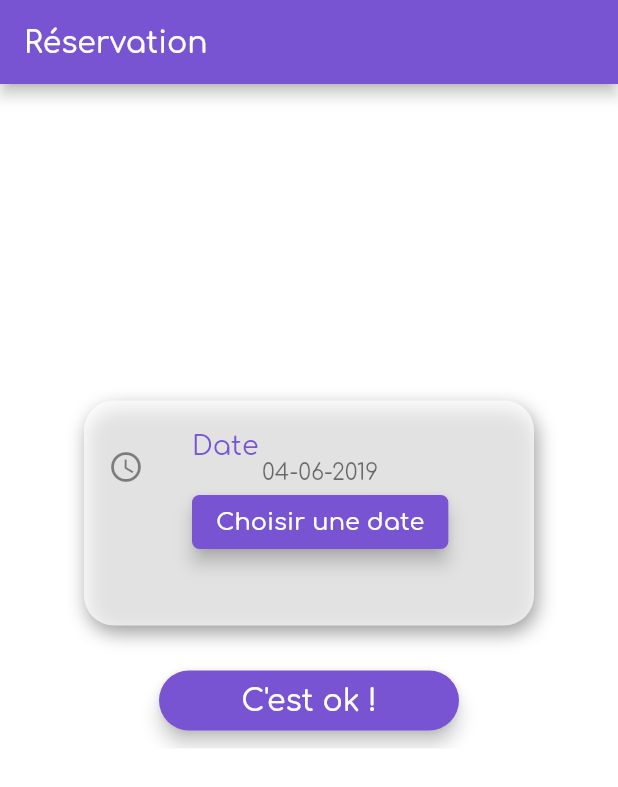
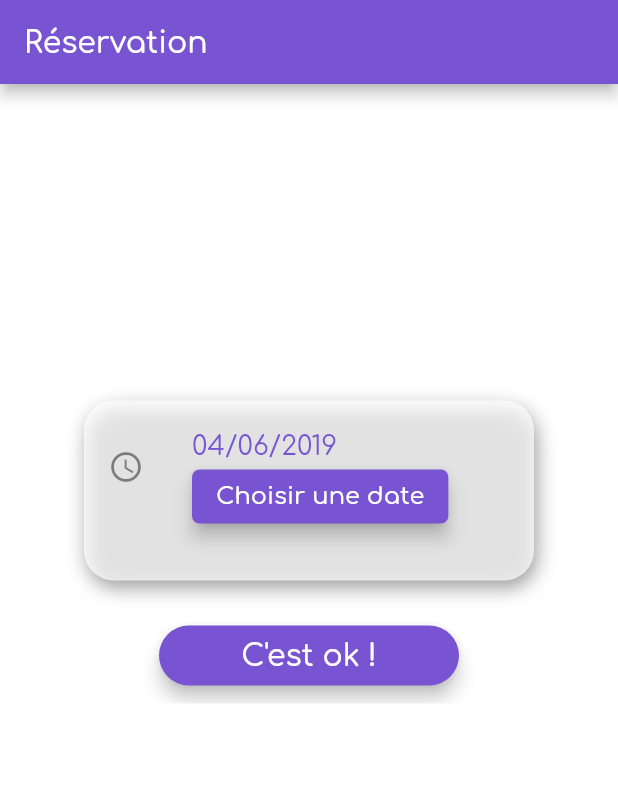
Before and after one commit to jeremySrgt/lynightProject, a Flutter app: the SumUp screen opened directly with empty values, on a phone screen of 412 x 824 dp. Shown: the top 787 px of the screen. Run offline on Flutter 3.47's test engine with Material 2 defaults, Android fonts, the light colour scheme and no system bars; drawn by our look-alikes of qr_flutter; our stand-ins replace cloud_firestore, firebase_auth, firebase_storage, flutter_datetime_picker, font_awesome_flutter, google_maps_flutter and 3 more; missing offline and left inert: simple_slider; accounts and stored records are empty; project files that could hold a hidden picture were left out.

Commit message:
qr code generés avec les données de la date selectionnée par le user

```diff
--- a/lib/nightCubPage/sumUpPage.dart
+++ b/lib/nightCubPage/sumUpPage.dart
@@ -182,7 +182,7 @@ class _SumUpState extends State<SumUp> {
                       Container(
                         padding: EdgeInsets.only(top: 16),
                         width: MediaQuery.of(context).size.width,
-                        height: 150,
+                        height: 120,
                         decoration: BoxDecoration(
                           color: Colors.white70,
                           borderRadius: BorderRadius.all(Radius.circular(20.0)),
@@ -199,7 +199,7 @@ class _SumUpState extends State<SumUp> {
                             ListTile(
                               leading: Icon(Icons.access_time),
                               title: Text(
-                                "Date",
+                                  DateFormat('dd/MM/yyyy').format(selectedDate),
                                 style: TextStyle(
                                     color: Theme.of(context).primaryColor,
                                     fontSize: 18.0),
@@ -208,10 +208,6 @@ class _SumUpState extends State<SumUp> {
                                 alignment: FractionalOffset.centerLeft,
                                 child: Column(
                                   children: <Widget>[
-                                    Text(dateFormat.format(selectedDate),
-                                        style: TextStyle(
-                                          fontSize: 15.0,
-                                        )),
                                     RaisedButton(
                                       elevation: 5.0,
                                       shape: RoundedRectangleBorder(
@@ -290,7 +286,7 @@ class _SumUpState extends State<SumUp> {
           RepaintBoundary(
             key: globalKey,
             child: QrImage(
-              data: "jeremy",
+              data: "${widget.clubName} - ${DateFormat('dd/MM/yyyy').format(selectedDate)}",
               size: 200.0,
               version: 8,
               backgroundColor: Colors.white,
```
